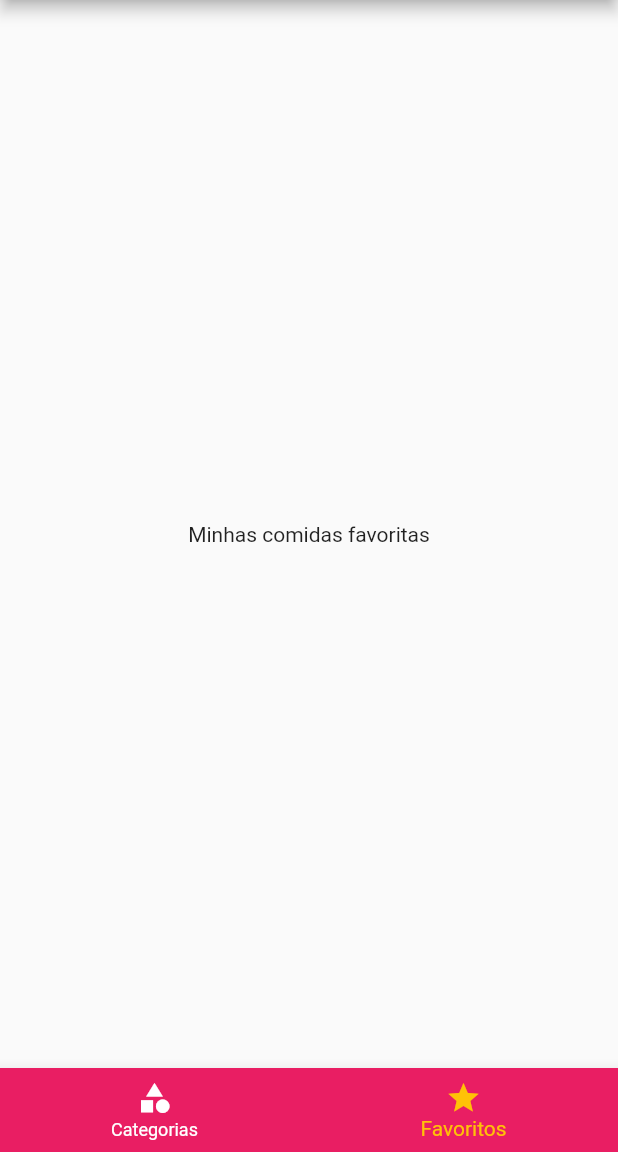
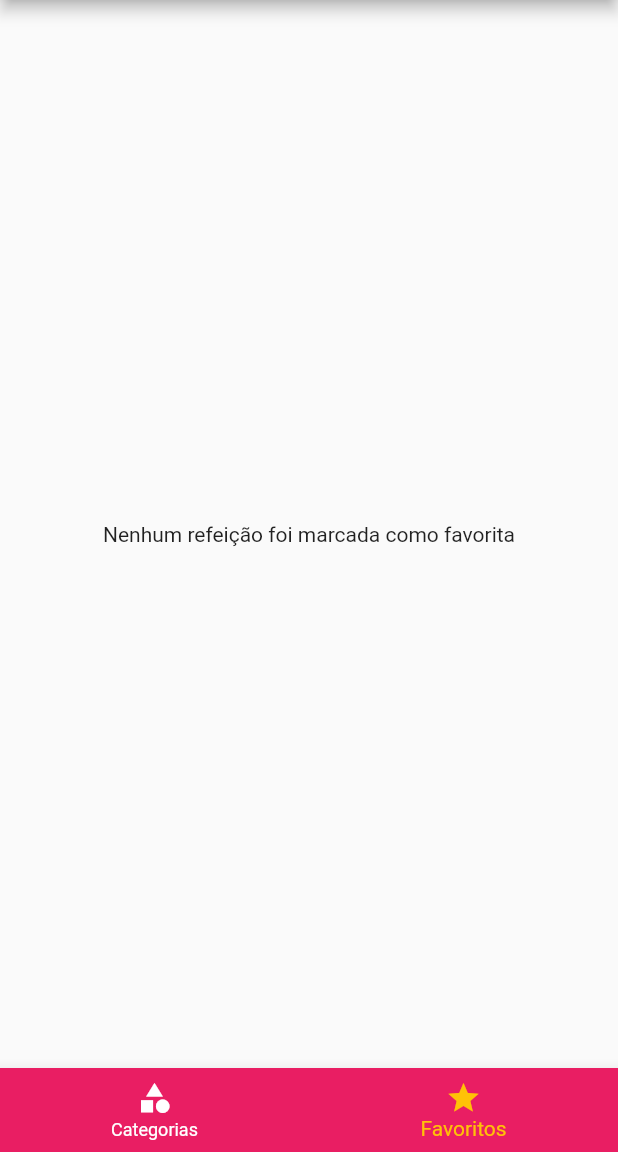
Before and after one commit to andersonmmendes/curso-flutter-meals, a Flutter app: the screen it shows after launch, item 2 of the bottom bar chosen, on a phone screen of 412 x 824 dp, the part 84-1236 px from its top. Run offline on Flutter 3.47's test engine with Material 2 defaults, Android fonts, the phone set to English and light mode, and no system bars.

```diff
--- a/lib/main.dart
+++ b/lib/main.dart
@@ -21,6 +21,7 @@ class MyApp extends StatefulWidget {
 class _MyAppState extends State<MyApp> {
   Settings settings = Settings();
   List<Meal> _availableMeals = DUMMY_MEALS;
+  List<Meal> _favoriteMeals = [];
 
   void _filterMeals(Settings settings) {
     setState(() {
@@ -38,6 +39,18 @@ class _MyAppState extends State<MyApp> {
             !filterVegetarian;
       }).toList();
     });
+  }
+
+  void _toggleFavorite(Meal meal) {
+    setState(() {
+      _favoriteMeals.contains(meal)
+          ? _favoriteMeals.remove(meal)
+          : _favoriteMeals.add(meal);
+    });
+  }
+
+  bool _isFavorite(Meal meal) {
+    return _favoriteMeals.contains(meal);
   }
 
   @override
@@ -61,11 +74,16 @@ class _MyAppState extends State<MyApp> {
         ),
       ),
       routes: {
-        AppRoutes.HOME: (ctx) => TabsScreen(),
+        AppRoutes.HOME: (ctx) => TabsScreen(
+              favoriteMeals: _favoriteMeals,
+            ),
         AppRoutes.CATEGORIES_MEALS: (ctx) => CategoriesMealsScreen(
               meals: _availableMeals,
             ),
-        AppRoutes.MEAL_DETAIL: (ctx) => MealDetailScreen(),
+        AppRoutes.MEAL_DETAIL: (ctx) => MealDetailScreen(
+              onToggleFavorite: _toggleFavorite,
+              isFavorite: _isFavorite,
+            ),
         AppRoutes.SETTINGS: (ctx) => SettingsScreen(
               onSettingsChanged: _filterMeals,
               settings: settings,
--- a/lib/screens/favorite_screen.dart
+++ b/lib/screens/favorite_screen.dart
@@ -1,12 +1,26 @@
 import 'package:flutter/material.dart';
+import 'package:meals/components/meal_item.dart';
+import 'package:meals/models/meal.dart';
 
 class FavoriteScreen extends StatelessWidget {
-  const FavoriteScreen({Key? key}) : super(key: key);
+  final List<Meal> favoriteMeals;
+
+  const FavoriteScreen({Key? key, required this.favoriteMeals})
+      : super(key: key);
 
   @override
   Widget build(BuildContext context) {
-    return const Center(
-      child: Text('Minhas comidas favoritas'),
-    );
+    if (favoriteMeals.isEmpty) {
+      return const Center(
+        child: Text('Nenhum refeição foi marcada como favorita'),
+      );
+    } else {
+      return ListView.builder(
+        itemBuilder: (ctx, index) {
+          return MealItem(meal: favoriteMeals[index]);
+        },
+        itemCount: favoriteMeals.length,
+      );
+    }
   }
 }
--- a/lib/screens/tabs_screen.dart
+++ b/lib/screens/tabs_screen.dart
@@ -3,8 +3,12 @@ import 'package:meals/components/main_drawer.dart';
 import 'package:meals/screens/categories.dart';
 import 'package:meals/screens/favorite_screen.dart';
 
+import '../models/meal.dart';
+
 class TabsScreen extends StatefulWidget {
-  const TabsScreen({Key? key}) : super(key: key);
+  final List<Meal> favoriteMeals;
+
+  const TabsScreen({Key? key, required this.favoriteMeals}) : super(key: key);
 
   @override
   State<TabsScreen> createState() => _TabsScreenState();
@@ -12,16 +16,23 @@ class TabsScreen extends StatefulWidget {
 
 class _TabsScreenState extends State<TabsScreen> {
   int _selectedScreenIndex = 0;
+  late List<Widget> _screens;
 
   final List<String> _titles = [
     'Lista de Categorias',
     'Meus Favoritos',
   ];
 
-  final List<Widget> _screens = [
-    CategoriesScreen(),
-    FavoriteScreen(),
-  ];
+  @override
+  void initState() {
+    super.initState();
+    _screens = [
+      CategoriesScreen(),
+      FavoriteScreen(
+        favoriteMeals: widget.favoriteMeals,
+      ),
+    ];
+  }
 
   _selectScreen(int index) {
     setState(() {
```
Also changed, not shown: lib/screens/meal_detail_screen.dart (+8 -3 lines).
